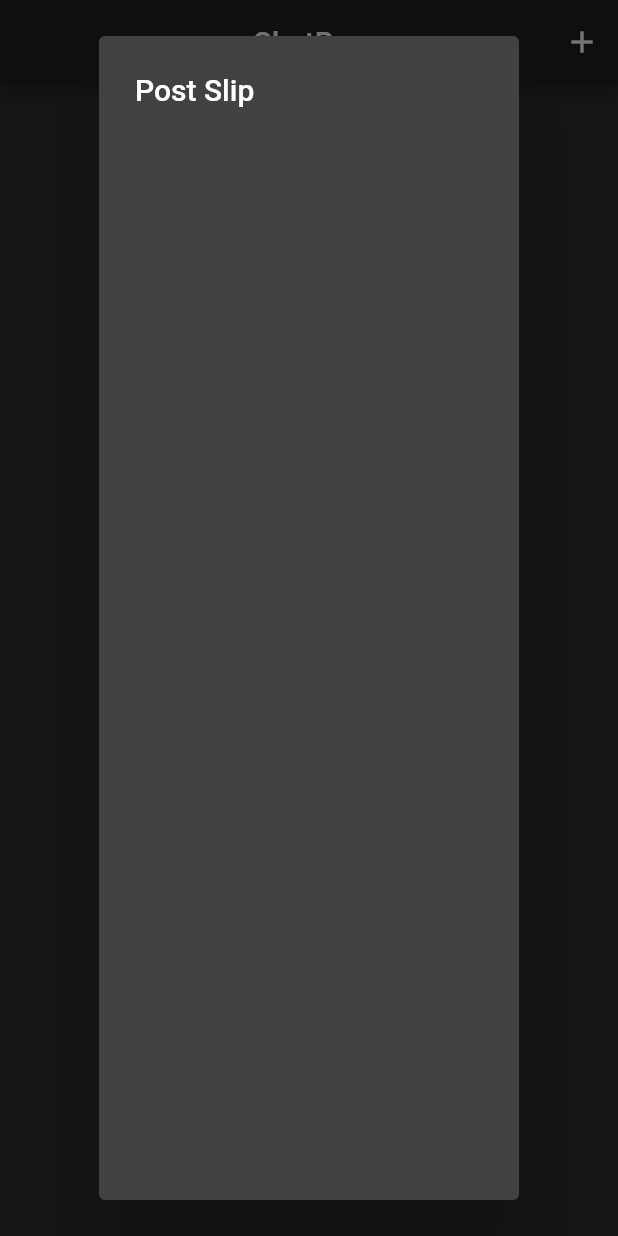
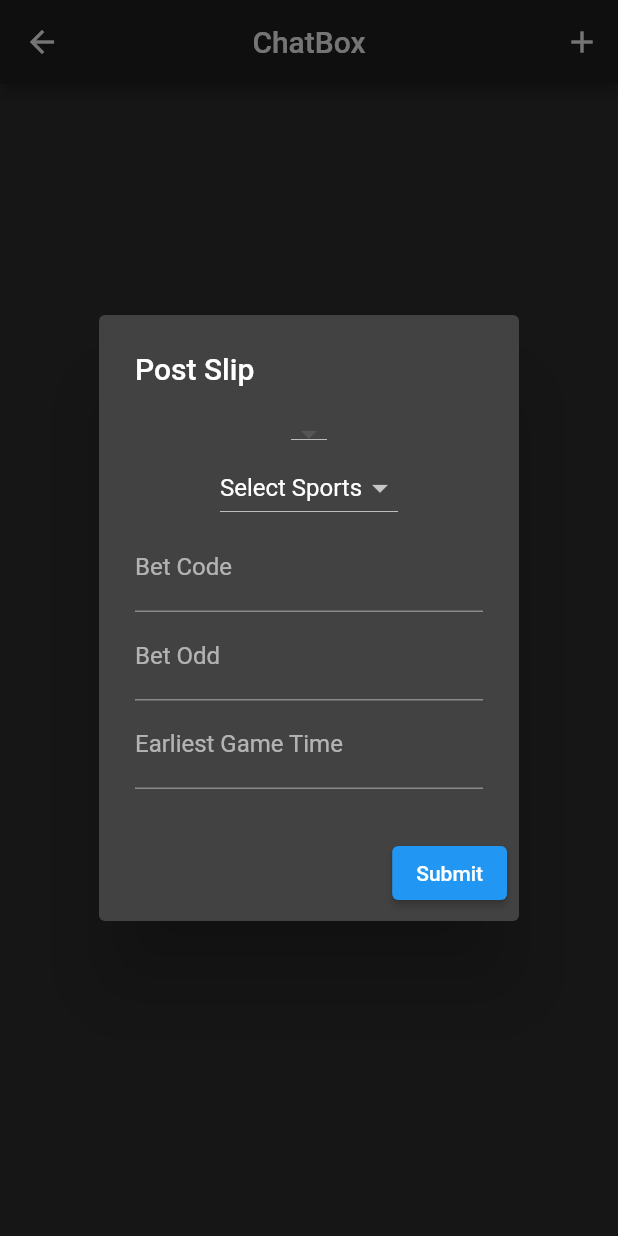
Before and after one commit to silentl007/BetSlipCode, a Flutter app: the PublicCodes screen opened directly, after a tap on the "add" icon, on a phone screen of 412 x 824 dp. Run offline on Flutter 3.47's test engine with Material 2 defaults, Android fonts, the phone set to English and light mode, and no system bars; drawn by our look-alikes of date_time_picker; our stand-ins replace cloud_firestore, firebase_auth, firebase_core, fluttertoast, google_mobile_ads, google_sign_in and 2 more; accounts and stored records are empty; network calls fail.

Commit message:
created public upload slip form, modifications on login, home

```diff
--- a/lib/chat/publicslip.dart
+++ b/lib/chat/publicslip.dart
@@ -1,6 +1,8 @@
 import 'package:cloud_firestore/cloud_firestore.dart';
 import 'package:flutter/material.dart';
 import 'package:intl/intl.dart';
+import 'package:shared_preferences/shared_preferences.dart';
+import 'package:date_time_picker/date_time_picker.dart';
 
 class PublicCodes extends StatefulWidget {
   @override
@@ -8,8 +10,35 @@ class PublicCodes extends StatefulWidget {
 }
 
 class _PublicCodesState extends State<PublicCodes> {
+  final oddsControl = TextEditingController();
+  final betcodeControl = TextEditingController();
+  final timeControl = TextEditingController();
   final DateTime now = DateTime.now();
+  String selectSports = 'Select Sports';
+  String selectbetCompany = 'Select Platform';
+  List<String> betCompanies = [];
+  List<String> sports = [
+    'Select Sports',
+    'Mixed',
+    'Soccer',
+    'Rugby',
+    'Basketball',
+    'Tennis',
+    'Formula 1'
+  ];
   var stream = FirebaseFirestore.instance.collection('public_betslip');
+  @override
+  void initState() {
+    // TODO: implement initState
+    super.initState();
+    getPrefs();
+  }
+
+  getPrefs() async {
+    SharedPreferences prefs = await SharedPreferences.getInstance();
+    betCompanies = prefs.getStringList('betCompany');
+  }
+
   @override
   Widget build(BuildContext context) {
     return SafeArea(
@@ -44,7 +73,8 @@ class _PublicCodesState extends State<PublicCodes> {
                       child: Text('loading'),
                     );
                   }),
-            ), Container()
+            ),
+            Container()
           ],
         ),
       ),
@@ -62,7 +92,7 @@ class _PublicCodesState extends State<PublicCodes> {
           child: ListTile(
             title: Text('${data['author']}'),
             subtitle: Column(),
-              onTap: (){},
+            onTap: () {},
           ),
         );
         // }
@@ -77,9 +107,84 @@ class _PublicCodesState extends State<PublicCodes> {
         builder: (context) {
           return AlertDialog(
             title: Text('Post Slip'),
-            content: Column(
-              children: [],
+            content: StatefulBuilder(
+              builder: (context, StateSetter setState) {
+                return SingleChildScrollView(
+                  child: Column(
+                    children: [
+                      Container(
+                        child: DropdownButton<String>(
+                          value: selectbetCompany,
+                          items: betCompanies
+                              .map<DropdownMenuItem<String>>((item) {
+                            return DropdownMenuItem(
+                              child: Text(item),
+                              value: item,
+                            );
+                          }).toList(),
+                          onChanged: (text) {
+                            setState(() {
+                              selectbetCompany = text;
+                            });
+                          },
                         ),
+                      ),
+                      Container(
+                        child: DropdownButton<String>(
+                          value: selectSports,
+                          items: sports.map<DropdownMenuItem<String>>((item) {
+                            return DropdownMenuItem(
+                              child: Text(item),
+                              value: item,
+                            );
+                          }).toList(),
+                          onChanged: (text) {
+                            setState(() {
+                              selectSports = text;
+                            });
+                          },
+                        ),
+                      ),
+                      TextFormField(
+                        controller: betcodeControl,
+                          decoration: InputDecoration(labelText: 'Bet Code'),
+                        //   validator: ,
+                        // onSaved: ,
+                        ),
+                      TextFormField(
+                        controller: oddsControl,
+                        keyboardType: TextInputType.number,
+                          decoration: InputDecoration(labelText: 'Bet Odd'),
+                        //   validator: ,
+                        // onSaved: ,
+                        ),
+                      DateTimePicker(
+                        controller: timeControl,
+                        type: DateTimePickerType.time,
+                        timeLabelText: 'Earliest Game Time',
+                        // validator: ,
+                        // onSaved: ,
+                        onChanged: (value){print(value);},
+                      ),
+                    ],
+                  ),
+                );
+              },
+            ),
+            actions: [
+              ElevatedButton(
+                child: Text('Submit'),
+                onPressed: () {
+                  print(betCompanies);
+                },
+              ),
+              // ElevatedButton(
+              //   child: Text('Close'),
+              //   onPressed: () {
+              //     Navigator.pop(context);
+              //   },
+              // )
+            ],
           );
         });
   }
--- a/pubspec.yaml
+++ b/pubspec.yaml
@@ -21,6 +21,7 @@ dependencies:
   introduction_screen: ^2.1.0
   shared_preferences: ^2.0.5
   intl: ^0.17.0
+  date_time_picker: "^2.0.0"
 
 
 dev_dependencies:
```
Also changed, not shown: lib/chat/chatbox.dart (+4 -3 lines), lib/home.dart (+27 -8 lines), lib/login.dart (+11 -14 lines), pubspec.lock. Lines whose indentation alone changed are shown as unchanged.
